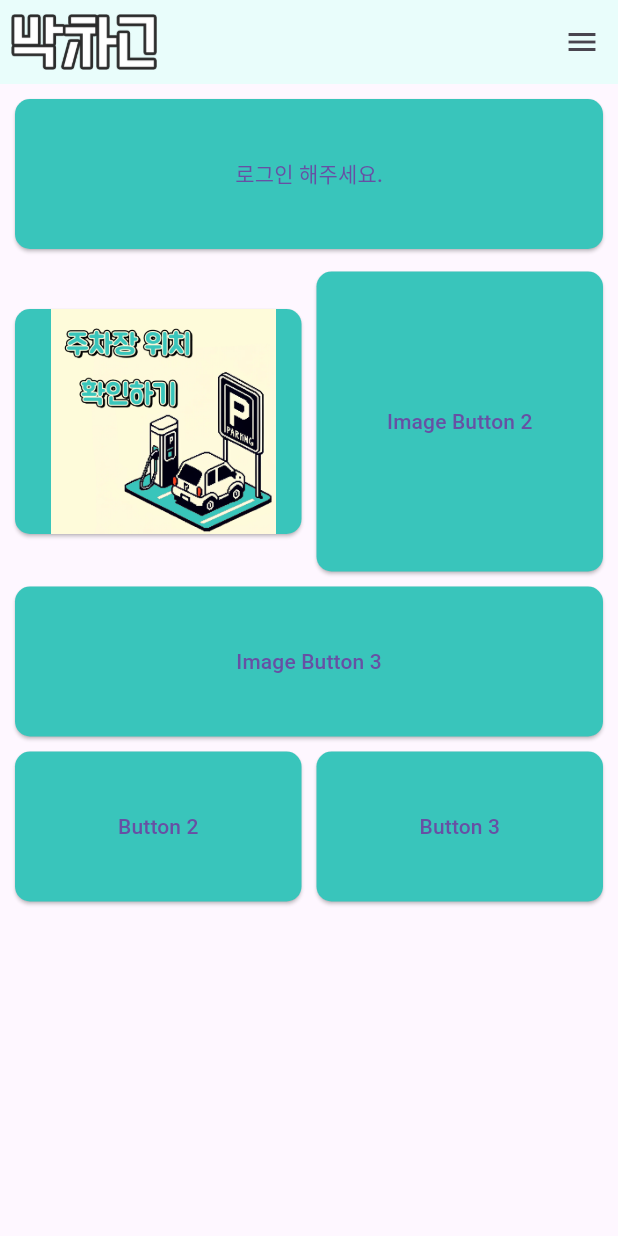
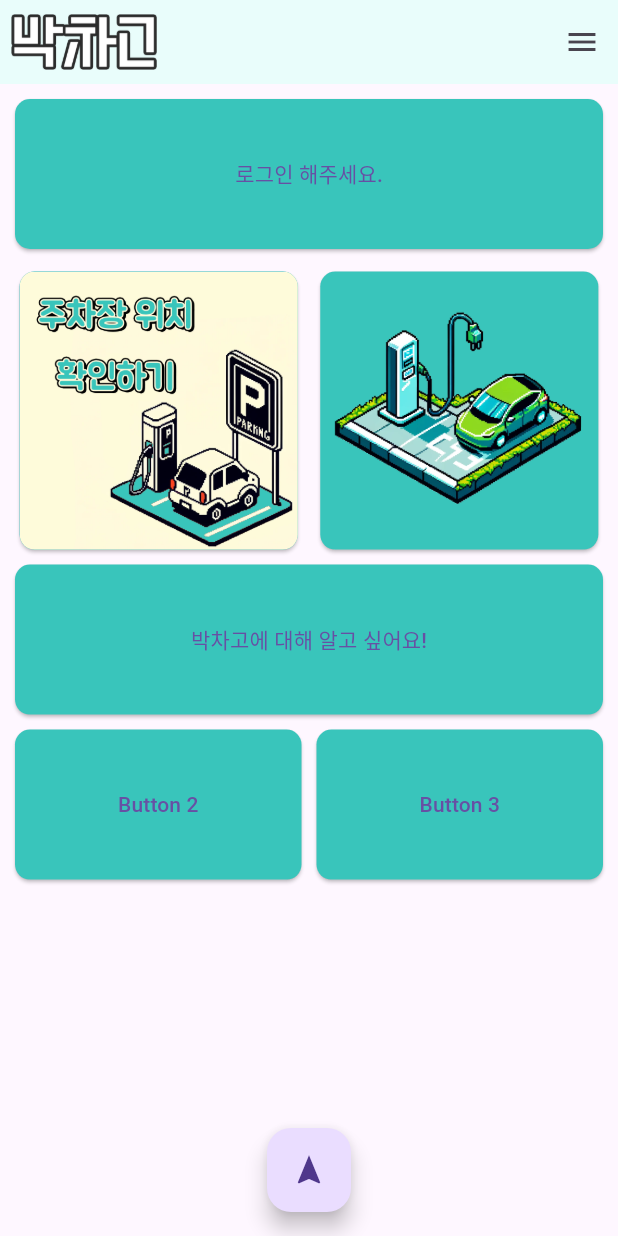
Before and after one commit to SPACE-AXE/pig-front, a Flutter app: the screen it shows after launch, on a phone screen of 412 x 824 dp. Run offline on Flutter 3.47's test engine with Material 3 defaults, Android fonts, the light colour scheme and no system bars; missing offline and left inert: desktop_window.

Commit message:
실행시 화면 크기 조정, 버튼 크기 조정, 플로팅 버튼 추가, QR및사전결제 화면 추가

```diff
--- a/lib/main.dart
+++ b/lib/main.dart
@@ -1,7 +1,19 @@
+import 'dart:math';
+import 'dart:ui';
+import 'package:flutter/rendering.dart';
+
 import 'package:flutter/material.dart';
 import 'package:appfront/Screen/Auth/Login/login_screen.dart';
+import 'package:desktop_window/desktop_window.dart';
+import 'package:flutter/widgets.dart';
+import 'package:appfront/QRScreen.dart';
+import 'package:appfront/PrePaymentScreen.dart';
 
-void main() {
+void main() async {
+  WidgetsFlutterBinding.ensureInitialized();
+  await DesktopWindow.setWindowSize(const Size(360, 800));
+  await DesktopWindow.setMinWindowSize(const Size(360, 800));
+  await DesktopWindow.setMaxWindowSize(const Size(360, 800));
   runApp(const MainApp());
 }
 
@@ -15,11 +27,14 @@ class MainApp extends StatelessWidget {
       home: Scaffold(
         appBar: _buildAppBar(),
         body: _buildBody(context),
+        floatingActionButton: DraggableFloatingActionButton(),
+        floatingActionButtonLocation: FloatingActionButtonLocation.centerFloat,
       ),
     );
   }
 
   AppBar _buildAppBar() {
+    //AppBar 레이아웃
     return AppBar(
       backgroundColor: const Color(0xFFE9FDFB),
       leading: Container(
@@ -44,13 +59,18 @@ class MainApp extends StatelessWidget {
       elevation: 0,
     );
   }
+}
 
 Widget _buildBody(BuildContext context) {
+  //버튼 요소들
+  double buttonSize = MediaQuery.of(context).size.width * 0.45;
+
   return Padding(
     padding: const EdgeInsets.all(10),
     child: Column(
+      // 유저 정보 버튼
       mainAxisAlignment: MainAxisAlignment.start,
-        crossAxisAlignment: CrossAxisAlignment.stretch,
+      crossAxisAlignment: CrossAxisAlignment.center,
       children: [
         Builder(
           builder: (BuildContext newContext) {
@@ -61,51 +81,61 @@ class MainApp extends StatelessWidget {
                     MaterialPageRoute(
                         builder: (context) => const LoginScreen()));
               },
-                child: const Text('로그인 해주세요.'),
               style: ElevatedButton.styleFrom(
+                  padding: EdgeInsets.zero,
                   shape: RoundedRectangleBorder(
                       borderRadius: BorderRadius.circular(10)),
                   backgroundColor: Color(0xFF39c5bb),
                   minimumSize: Size(double.infinity, 100)),
+              child: const Text('로그인 해주세요.'),
             );
           },
         ),
         SizedBox(height: 15),
         Row(
+          mainAxisAlignment: MainAxisAlignment.center,
           children: [
-              Expanded(
+            Container(
+              width: buttonSize,
+              height: buttonSize,
+              margin: const EdgeInsets.only(right: 10),
               child: ElevatedButton(
+                // 주차장 버튼
                 onPressed: () {},
                 style: ElevatedButton.styleFrom(
+                  padding: EdgeInsets.zero,
                   shape: RoundedRectangleBorder(
                       borderRadius: BorderRadius.circular(10)),
                   backgroundColor: Color(0xFF39c5bb),
                 ),
-                  child: Row(
-                    mainAxisSize: MainAxisSize.min,
-                    children: <Widget>[
-                      Container(
-                        width: 150,
-                        height: 150,
+                child: ClipRRect(
+                  borderRadius: BorderRadius.circular(10),
                   child: Image.asset(
                     'lib/assets/images/park icon.png',
-                          fit: BoxFit.scaleDown,
-                        ),
-                      )
-                    ],
+                    fit: BoxFit.cover,
                   ),
                 ),
               ),
-              SizedBox(width: 10),
-              Expanded(
+            ),
+            SizedBox(width: 5),
+            Container(
+              width: buttonSize,
+              height: buttonSize,
               child: ElevatedButton(
+                // 이용 내역 버튼
                 onPressed: () {},
-                  child: const Text('Image Button 2'),
                 style: ElevatedButton.styleFrom(
+                  padding: EdgeInsets.zero,
                   shape: RoundedRectangleBorder(
                       borderRadius: BorderRadius.circular(10)),
                   backgroundColor: Color(0xFF39c5bb),
-                    minimumSize: Size(double.infinity, 200),
+                ),
+                child: ClipRRect(
+                  borderRadius: BorderRadius.circular(10),
+                  child: Image.asset(
+                    'lib/assets/images/logo.png',
+                    fit: BoxFit.cover,
+                  ),
                 ),
               ),
             ),
@@ -113,11 +143,13 @@ class MainApp extends StatelessWidget {
         ),
         SizedBox(height: 10),
         ElevatedButton(
+          //설명 버튼
           onPressed: () {},
-            child: const Text('Image Button 3'),
+          child: const Text('박차고에 대해 알고 싶어요!'),
           style: ElevatedButton.styleFrom(
-              shape: RoundedRectangleBorder(
-                  borderRadius: BorderRadius.circular(10)),
+            padding: EdgeInsets.zero,
+            shape:
+                RoundedRectangleBorder(borderRadius: BorderRadius.circular(10)),
             backgroundColor: Color(0xFF39c5bb),
             minimumSize: Size(double.infinity, 100),
           ),
@@ -127,9 +159,11 @@ class MainApp extends StatelessWidget {
           children: [
             Expanded(
               child: ElevatedButton(
+                // QR 버튼
                 onPressed: () {},
                 child: const Text('Button 2'),
                 style: ElevatedButton.styleFrom(
+                  padding: EdgeInsets.zero,
                   shape: RoundedRectangleBorder(
                       borderRadius: BorderRadius.circular(10)),
                   backgroundColor: Color(0xFF39c5bb),
@@ -140,9 +174,11 @@ class MainApp extends StatelessWidget {
             SizedBox(width: 10),
             Expanded(
               child: ElevatedButton(
+                // 사전 결제 버튼
                 onPressed: () {},
                 child: const Text('Button 3'),
                 style: ElevatedButton.styleFrom(
+                  padding: EdgeInsets.zero,
                   shape: RoundedRectangleBorder(
                       borderRadius: BorderRadius.circular(10)),
                   backgroundColor: Color(0xFF39c5bb),
@@ -156,4 +192,56 @@ class MainApp extends StatelessWidget {
     ),
   );
 }
+
+class DraggableFloatingActionButton extends StatefulWidget {
+  @override
+  _DraggableFloatingActionButtonState createState() =>
+      _DraggableFloatingActionButtonState();
 }
+
+class _DraggableFloatingActionButtonState
+    extends State<DraggableFloatingActionButton> {
+  Offset position = Offset(100, 500);
+
+  @override
+  void initState() {
+    super.initState();
+    position = Offset(100, 500);
+  }
+
+  @override
+  Widget build(BuildContext context) {
+    return Positioned(
+      left: position.dx,
+      top: position.dy,
+      child: Draggable(
+        child: FloatingActionButton(
+          onPressed: () {},
+          child: Icon(Icons.navigation),
+        ),
+        feedback: FloatingActionButton(
+          onPressed: () {},
+          child: Icon(Icons.navigation),
+          backgroundColor: Color(0xFF39c5bb),
+        ),
+        onDragEnd: (details) {
+          setState(() {
+            position = details.offset;
+            checkDragDirection(details.offset);
+          });
+        },
+      ),
+    );
+  }
+
+  void checkDragDirection(Offset offset) {
+    debugPrint("x, y ${offset.dx}, ${offset.dy}");
+    if (offset.dx > MediaQuery.of(context).size.width / 2) {
+      Navigator.of(context)
+          .push(MaterialPageRoute(builder: (context) => PrePaymentScreen()));
+    } else if (offset.dx < MediaQuery.of(context).size.width / 2) {
+      Navigator.of(context)
+          .push(MaterialPageRoute(builder: (context) => QRScreen()));
+    }
+  }
+}
--- a/pubspec.yaml
+++ b/pubspec.yaml
@@ -10,6 +10,7 @@ dependencies:
   flutter:
     sdk: flutter
   http: ^1.2.0
+  desktop_window: ^0.4.0
 
 dev_dependencies:
   flutter_test:
```
Also changed, not shown: lib/PrePaymentScreen.dart (added, +11 -0 lines), lib/QRScreen.dart (added, +11 -0 lines), pubspec.lock, 5 other files. Lines whose indentation alone changed are shown as unchanged.
